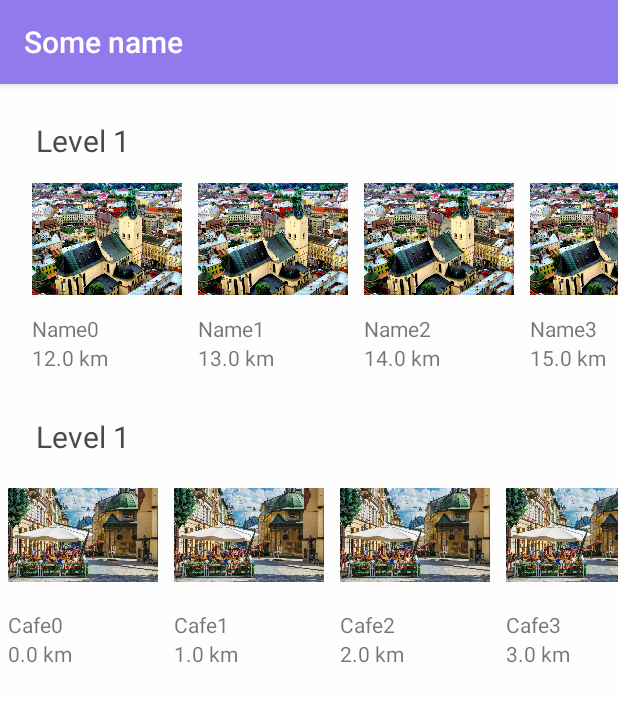
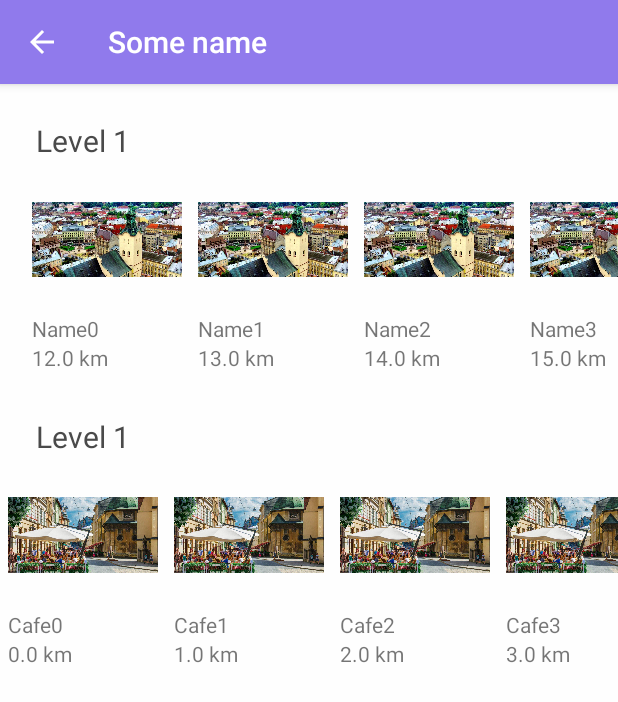
Before and after one commit to DariaFedorinenko/LvivTripQuest, an Android app: the screen it shows after launch (ActivityChooseLevel), after a tap on "CATEGORY 1", on a phone screen of 412 x 824 dp. Shown: the top 702 px of the screen. Run offline under Robolectric (Android 15) with nearby library versions, the phone set to English and light mode, and no system bars; 1 other tap on this screen came first.

Commit message:
LTQ v0.3

```diff
--- a/app/src/main/java/com/example/android/ltq/ActivityChooseLevel.java
+++ b/app/src/main/java/com/example/android/ltq/ActivityChooseLevel.java
@@ -7,6 +7,7 @@ import android.support.v7.app.AppCompatActivity;
 import android.support.v7.widget.DefaultItemAnimator;
 import android.support.v7.widget.LinearLayoutManager;
 import android.support.v7.widget.RecyclerView;
+import android.view.MenuItem;
 import android.view.View;
 import android.widget.ImageView;
 import android.widget.LinearLayout;
@@ -46,8 +47,20 @@ public class ActivityChooseLevel extends AppCompatActivity {
         easyRecyclerView.setAdapter(easyQuestItemAdapter);
         prepareQuestData();
         startNewButton();
+
+        getSupportActionBar().setDisplayShowHomeEnabled(true);
+        getSupportActionBar().setDisplayHomeAsUpEnabled(true);
     }
 
+    @Override
+    public boolean onOptionsItemSelected(MenuItem item)
+    {
+        int id = item.getItemId();
+        if(id==R.id.home){
+            this.finish();
+        }
+        return super.onOptionsItemSelected(item);
+    }
 
     private void prepareQuestData() {
         for (int i = 0; i < 5; i++) {
--- a/app/src/main/java/com/example/android/ltq/MainActivity.java
+++ b/app/src/main/java/com/example/android/ltq/MainActivity.java
@@ -26,7 +26,9 @@ import android.view.View;
 import android.view.animation.Interpolator;
 import android.view.animation.LinearInterpolator;
 import android.widget.Button;
+import android.widget.ImageView;
 import android.widget.LinearLayout;
+import android.widget.RelativeLayout;
 import android.widget.Toast;
 
 import com.google.android.gms.common.GooglePlayServicesNotAvailableException;
@@ -61,6 +63,7 @@ public class MainActivity extends AppCompatActivity implements OnMapReadyCallbac
     private Button ContinueQuest;
     private Button ChooseCategory;
     private View SecondScreen;
+    private ActionBarDrawerToggle toggle;
 
     @SuppressLint("MissingPermission")
     @Override
@@ -70,10 +73,7 @@ public class MainActivity extends AppCompatActivity implements OnMapReadyCallbac
         Toolbar toolbar = (Toolbar) findViewById(R.id.toolbar);
         setSupportActionBar(toolbar);
         DrawerLayout drawer = (DrawerLayout) findViewById(R.id.drawer_layout);
-        ActionBarDrawerToggle toggle = new ActionBarDrawerToggle(
-                this, drawer, toolbar, R.string.navigation_drawer_open, R.string.navigation_drawer_close);
-        drawer.addDrawerListener(toggle);
-        toggle.syncState();
+
 
         NavigationView navigationView = (NavigationView) findViewById(R.id.nav_view);
         navigationView.setNavigationItemSelectedListener(this);
@@ -173,6 +173,15 @@ public class MainActivity extends AppCompatActivity implements OnMapReadyCallbac
             });
             return;
         }
+        ImageView btnMyLocation = (ImageView) ((View) mapFragment.getView().findViewById(Integer.parseInt("1")).getParent()).findViewById(Integer.parseInt("2"));
+        btnMyLocation.setImageResource(R.drawable.my_location_button);
+
+        RelativeLayout.LayoutParams layoutParams = (RelativeLayout.LayoutParams)
+                btnMyLocation.getLayoutParams();
+        // position on right bottom
+        layoutParams.addRule(RelativeLayout.ALIGN_PARENT_TOP, RelativeLayout.TRUE);
+        layoutParams.addRule(RelativeLayout.ALIGN_PARENT_BOTTOM, 0);
+        layoutParams.setMargins(30, 20, 0, 0);
 
     }
 
@@ -253,17 +262,6 @@ public class MainActivity extends AppCompatActivity implements OnMapReadyCallbac
 
 
 
-    @Override
-    public void onBackPressed() {
-        DrawerLayout drawer = (DrawerLayout) findViewById(R.id.drawer_layout);
-        if (drawer.isDrawerOpen(GravityCompat.START)) {
-            drawer.closeDrawer(GravityCompat.START);
-        } else {
-            super.onBackPressed();
-        }
-    }
-
-
     private void buttonsFirstDisappear(){
          SecondScreen= findViewById(R.id.screen2);
          ContinueQuest= (Button) findViewById(R.id.continue_quest);
@@ -304,6 +302,8 @@ public class MainActivity extends AppCompatActivity implements OnMapReadyCallbac
     public void onClick(View view) {
         switch (view.getId()){
             case R.id.start_new:
+                getSupportActionBar().setDisplayShowHomeEnabled(true);
+                getSupportActionBar().setDisplayHomeAsUpEnabled(true);
                 ContinueQuest.setVisibility(View.GONE);
                 ChooseCategory.setVisibility(View.GONE);
                 SecondScreen.setVisibility(View.VISIBLE);
--- a/app/src/main/res/drawable/my_location_button.xml
+++ b/app/src/main/res/drawable/my_location_button.xml
@@ -1,4 +1,24 @@
 <?xml version="1.0" encoding="utf-8"?>
-<selector xmlns:android="http://schemas.android.com/apk/res/android">
-
-</selector>
+<vector xmlns:android="http://schemas.android.com/apk/res/android"
+    android:viewportWidth="48"
+    android:viewportHeight="52"
+    android:width="48dp"
+    android:height="52dp">
+    <group
+        android:translateX="-296"
+        android:translateY="-101">
+        <group
+            android:translateX="300"
+            android:translateY="105">
+            <path
+                android:pathData="M20 0C31.08 0 40 8.92 40 20 40 31.08 31.08 40 20 40 8.92 40 0 31.08 0 20 0 8.92 8.92 0 20 0Z"
+                android:fillColor="#000000" />
+            <path
+                android:pathData="M20 0C31.08 0 40 8.92 40 20 40 31.08 31.08 40 20 40 8.92 40 0 31.08 0 20 0 8.92 8.92 0 20 0Z"
+                android:fillColor="#ffffff" />
+            <path
+                android:pathData="M20 16.363636C18 16.363636 16.363636 18 16.363636 20 16.363636 22 18 23.636364 20 23.636364 22 23.636364 23.636364 22 23.636364 20 23.636364 18 22 16.363636 20 16.363636Zm8.090909 2.727273c-0.454545 -3.818182 -3.454545 -6.818182 -7.181818 -7.181818l0 -1.909091 -1.818182 0 0 1.909091c-3.818182 0.363636 -6.818182 3.363636 -7.181818 7.181818l-1.909091 0 0 1.818182 1.909091 0c0.454545 3.818182 3.454545 6.818182 7.181818 7.181818l0 1.909091 1.818182 0 0 -1.909091c3.818182 -0.454545 6.818182 -3.454545 7.181818 -7.181818l1.909091 0 0 -1.818182 -1.909091 0zM20 26.363636c-3.545455 0 -6.363636 -2.818181 -6.363636 -6.363636 0 -3.545455 2.818181 -6.363636 6.363636 -6.363636 3.545455 0 6.363636 2.818181 6.363636 6.363636 0 3.545455 -2.818181 6.363636 -6.363636 6.363636z"
+                android:fillColor="#4a4a4a" />
+        </group>
+    </group>
+</vector>
--- a/app/src/main/res/layout/content_main.xml
+++ b/app/src/main/res/layout/content_main.xml
@@ -132,6 +132,7 @@
         <LinearLayout
             android:layout_width="wrap_content"
             android:layout_height="wrap_content"
+            android:id="@+id/screen1"
             android:layout_alignParentBottom="true"
             android:layout_centerHorizontal="true"
             android:layout_marginBottom="60dp"
```
Also changed, not shown: app/src/main/java/com/example/android/ltq/Balance.java (+13 -0 lines), app/src/main/res/drawable/lviv1.jpg (added), app/src/main/res/drawable/lviv1.png (deleted), app/src/main/res/drawable/sweet_things.jpg, app/src/main/res/drawable/themed_cafes.jpg.
